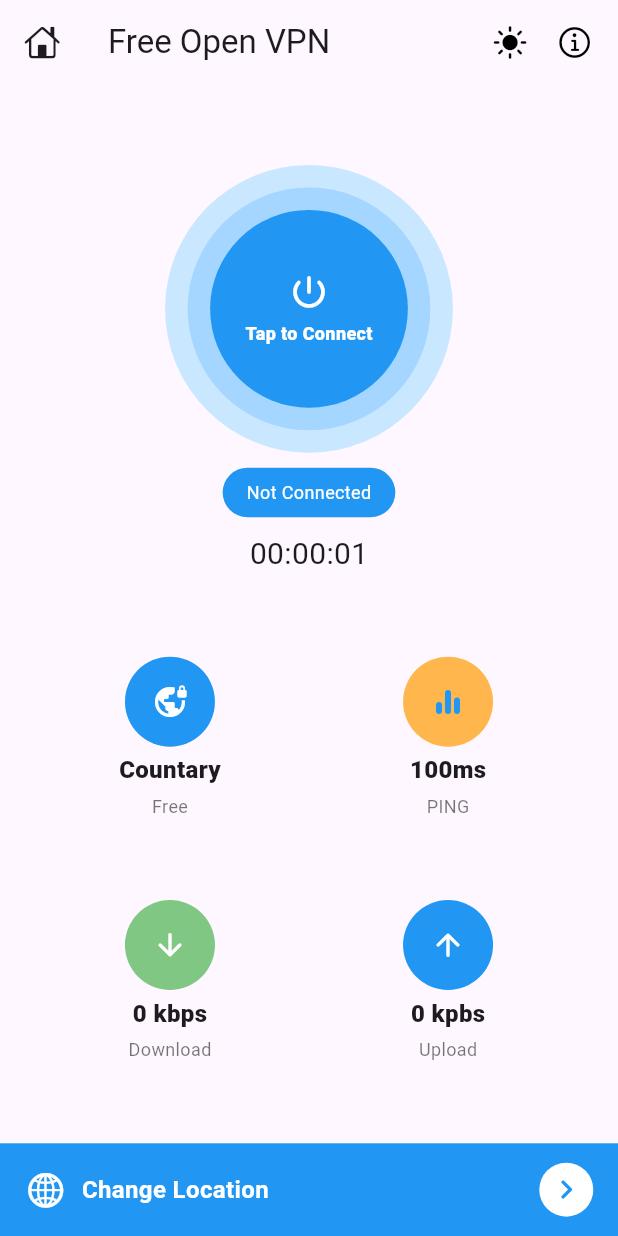
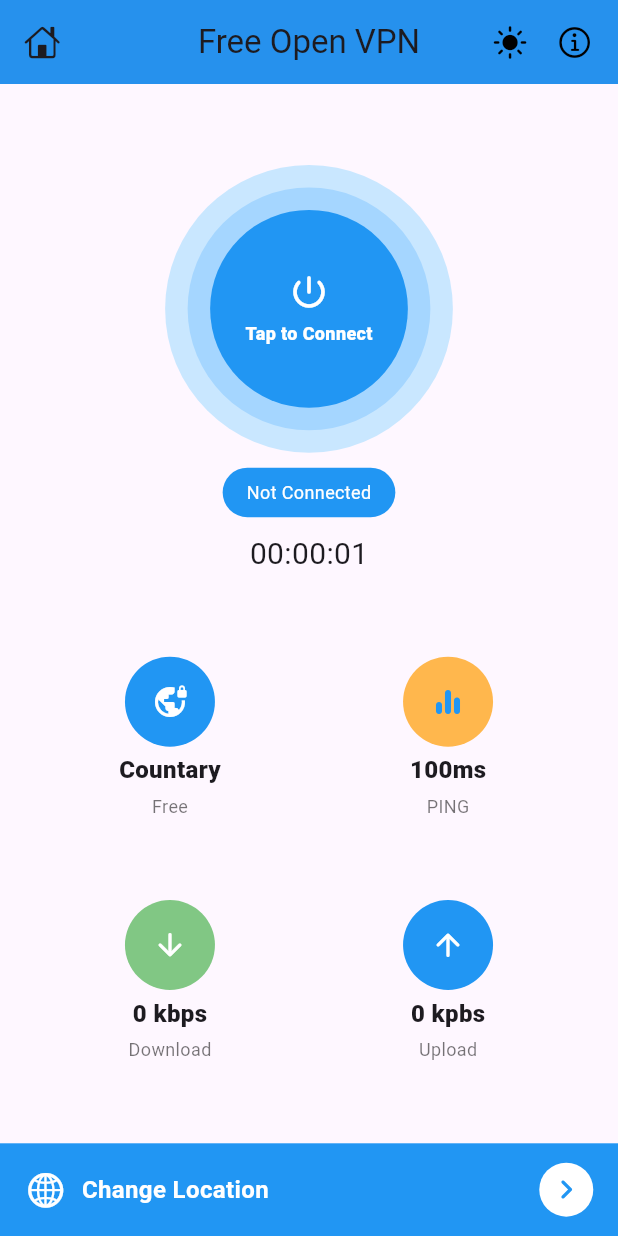
Before and after one commit to Mutie-Rehman/vpn-basic-project, a Flutter app: the screen it shows after launch, after a tap on "Tap to Connect", on a phone screen of 412 x 824 dp. Run offline on Flutter 3.47's test engine with Material 3 defaults, Android fonts, the phone set to English and light mode, and no system bars; our stand-ins replace get; statements that could not run were skipped.

Commit message:
setup Ui mode and used getx also added primary themes

```diff
--- a/lib/main.dart
+++ b/lib/main.dart
@@ -1,24 +1,37 @@
 import 'package:flutter/material.dart';
-import 'screens/home_screen.dart';
+import 'package:flutter/services.dart';
+import 'package:get/route_manager.dart';
+import 'package:vpn_basic_project/screens/splash_screen.dart';
 
 void main() {
-  runApp(const MyApp());
+  // Initialize the binding before using SystemChrome
+  WidgetsFlutterBinding.ensureInitialized();
+
+  SystemChrome.setEnabledSystemUIMode(SystemUiMode.immersive);
+  SystemChrome.setPreferredOrientations(
+      [DeviceOrientation.portraitUp, DeviceOrientation.portraitDown]).then((v) {
+    runApp(const MyApp());
+  });
 }
 
-class MyApp extends StatefulWidget {
+class MyApp extends StatelessWidget {
   const MyApp({super.key});
 
   @override
-  State<MyApp> createState() => _MyAppState();
-}
-
-class _MyAppState extends State<MyApp> {
-  @override
   Widget build(BuildContext context) {
-    return MaterialApp(
+    return GetMaterialApp(
       debugShowCheckedModeBanner: false,
       title: 'OpenVpn Demo',
-      home: HomeScreen(),
+      //theme
+      theme: ThemeData(
+        appBarTheme:
+            AppBarTheme(centerTitle: true, elevation: 3, color: Colors.blue),
+        primaryColor: Colors.blue,
+        primaryIconTheme: IconThemeData(color: Colors.blue),
+        primarySwatch: Colors.blue,
+        primaryTextTheme: TextTheme(bodyMedium: TextStyle(color: Colors.white)),
+      ),
+      home: SplashScreen(),
     );
   }
 }
```
